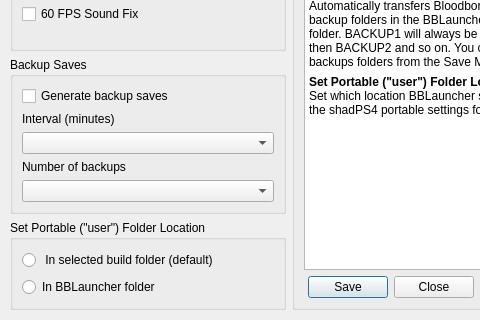
This is settings/LauncherSettings.ui in rainmakerv3/BB_Launcher as Qt 5 draws it before an edit; both pictures show x 0 to 480 and y 309 to 629 of the 591 by 629 pixel window. The edited form follows.
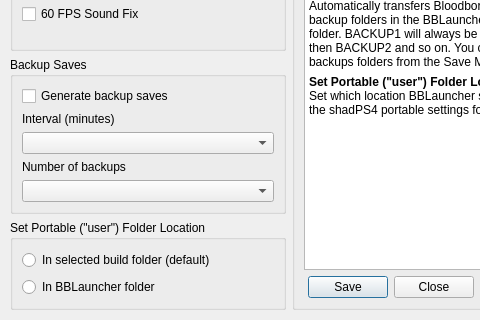
This is the edited form.

Commit message: fix extra space

```diff
--- a/settings/LauncherSettings.ui
+++ b/settings/LauncherSettings.ui
@@ -151,7 +151,7 @@
          <item>
           <widget class="QRadioButton" name="PortableBuildRadioButton">
            <property name="text">
-            <string> In selected build folder (default)</string>
+            <string>In selected build folder (default)</string>
            </property>
           </widget>
          </item>
```
